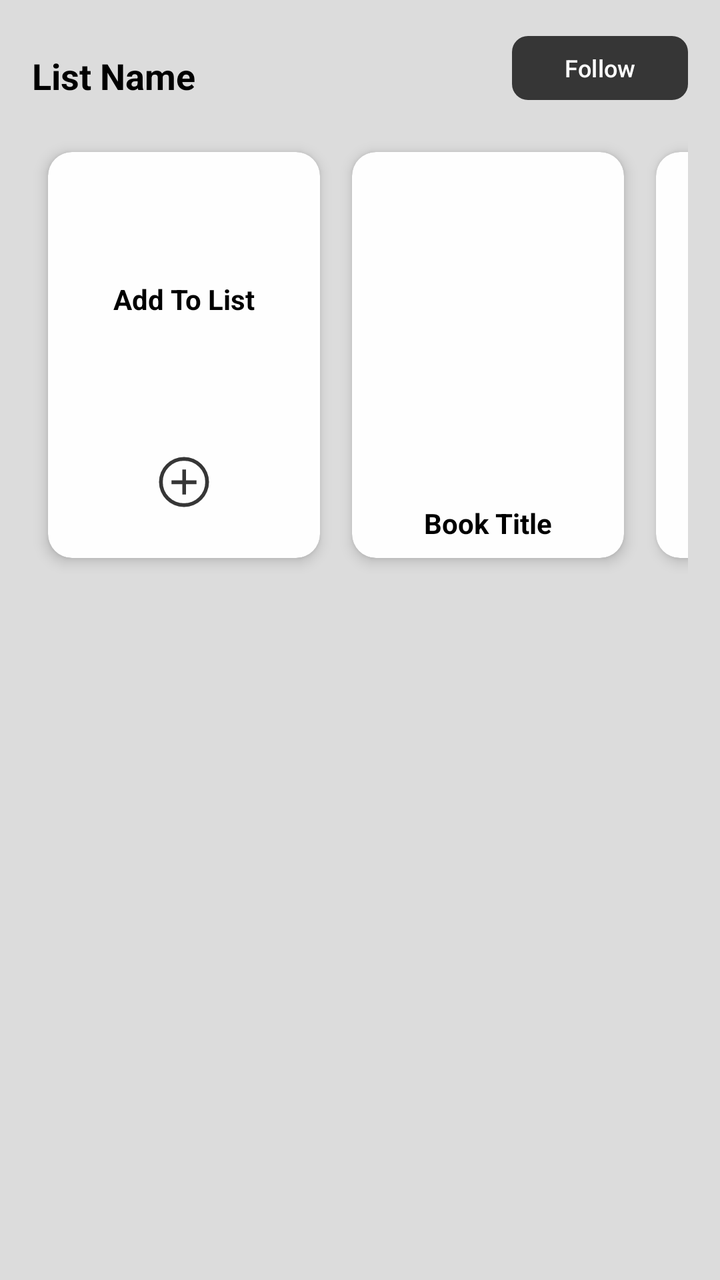
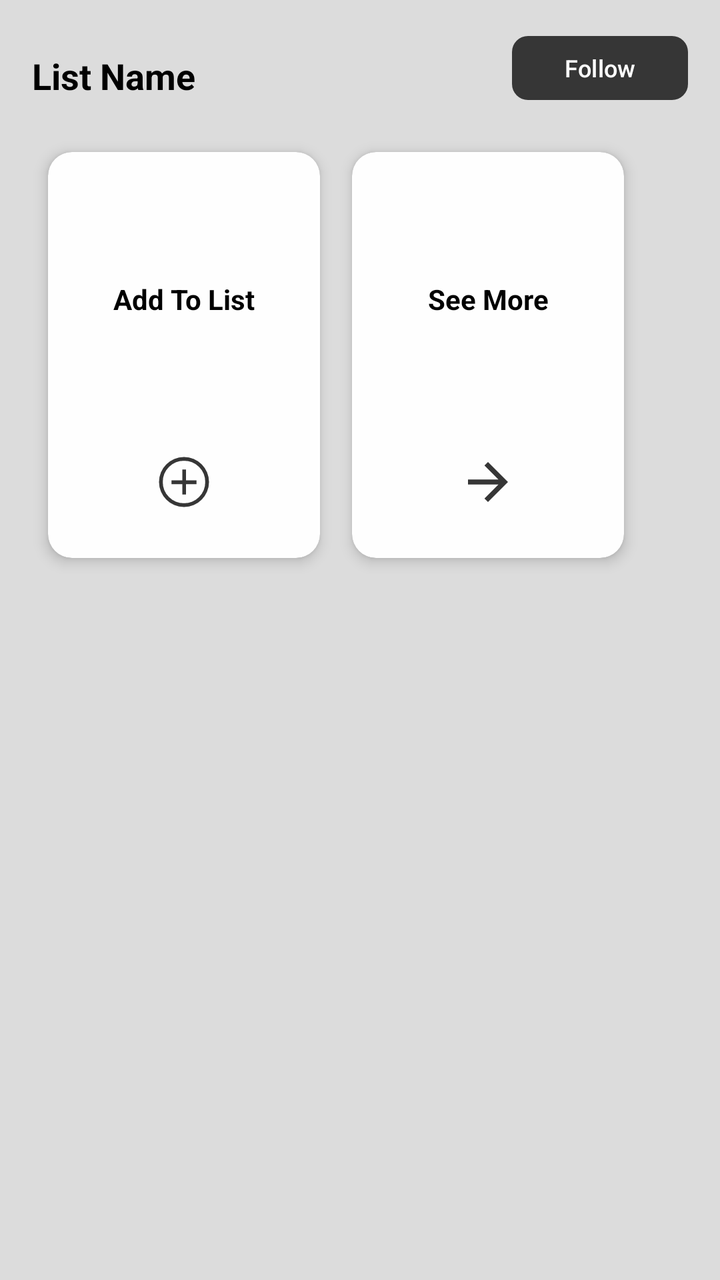

The first picture is an Android layout as it rendered before a commit; the second is the same layout after the commit. The layout source and the unified diff follow.
<!-- AndroidManifest.xml: application theme Theme.FrontendBook -->
<!-- res/layout/item_list_profile.xml -->
<?xml version="1.0" encoding="utf-8"?>
<LinearLayout xmlns:android="http://schemas.android.com/apk/res/android"
    xmlns:app="http://schemas.android.com/apk/res-auto"
    android:layout_width="match_parent"
    android:layout_height="wrap_content"
    android:orientation="vertical"
    android:padding="16dp"
    android:background="@color/boxes_background"
    android:minHeight="180dp">

    
    <LinearLayout
        android:layout_width="match_parent"
        android:layout_height="wrap_content"
        android:orientation="horizontal"
        android:gravity="center_vertical"
        android:layout_marginBottom="8dp">

        
        <TextView
            android:id="@+id/listTitle"
            android:layout_width="0dp"
            android:layout_height="wrap_content"
            android:layout_weight="1"
            android:text="List Name"
            android:textSize="18sp"
            android:textStyle="bold"
            android:textColor="@color/textPrimary" />

        
        <com.google.android.material.button.MaterialButton
            android:id="@+id/followButton"
            android:layout_width="wrap_content"
            android:layout_height="40dp"
            android:text="Follow"
            android:textSize="12sp"
            android:textColor="@color/white"
            app:cornerRadius="8dp"
            app:backgroundTint="@color/stars_rated"
            android:paddingHorizontal="16dp"
            android:layout_marginBottom="4dp"
            />

    </LinearLayout>

    
    <HorizontalScrollView
        android:layout_width="match_parent"
        android:layout_height="wrap_content"
        android:scrollbars="none">

        <LinearLayout
            android:layout_width="wrap_content"
            android:layout_height="wrap_content"
            android:orientation="horizontal"
            android:gravity="center_vertical">

            <include layout="@layout/add_to_list_card" />
            
            <include layout="@layout/item_book_grid" />
            <include layout="@layout/item_book_grid" />
            <include layout="@layout/item_book_grid" />
            <include layout="@layout/item_book_grid" />
            <include layout="@layout/item_book_grid" />
            <include layout="@layout/item_book_grid" />

            <include layout="@layout/see_more_card" />

        </LinearLayout>
    </HorizontalScrollView>
</LinearLayout>
<!-- res/layout/add_to_list_card.xml (included above) -->
<?xml version="1.0" encoding="utf-8"?>
<androidx.cardview.widget.CardView xmlns:android="http://schemas.android.com/apk/res/android"
    android:id="@+id/addCardView"
    xmlns:app="http://schemas.android.com/apk/res-auto"
    android:layout_width="wrap_content"
    android:layout_height="wrap_content"
    android:layout_margin="8dp"
    app:cardCornerRadius="12dp"
    app:cardElevation="4dp"
    app:cardBackgroundColor="@color/backgroundPrimary">

    <LinearLayout
        android:layout_width="match_parent"
        android:layout_height="wrap_content"
        android:orientation="vertical"
        android:gravity="center_horizontal"
        android:padding="8dp">




        <TextView
            android:id="@+id/addCardText"
            android:layout_width="120dp"
            android:layout_height="115dp"
            android:text="@string/add_to_list_label"
            android:textSize="14sp"
            android:textColor="@color/textPrimary"
            android:textStyle="bold"
            android:gravity="center"
            android:layout_marginTop="8dp" />

        
        <ImageView
            android:id="@+id/addPlus"
            android:layout_width="30dp"
            android:layout_height="60dp"
            android:layout_marginTop="4dp"
            android:layout_gravity="center"
            android:src="@drawable/add"
            android:contentDescription="@string/add_to_list_desc"
            app:tint="@color/textSecondary" />

    </LinearLayout>
</androidx.cardview.widget.CardView>
<!-- res/layout/item_book_grid.xml (included above) -->
<androidx.cardview.widget.CardView
    xmlns:android="http://schemas.android.com/apk/res/android"
    xmlns:card_view="http://schemas.android.com/apk/res-auto"
    android:layout_width="wrap_content"
    android:layout_height="wrap_content"
    android:layout_margin="8dp"
    card_view:cardCornerRadius="12dp"
    card_view:cardElevation="4dp"
    card_view:cardBackgroundColor="@color/backgroundPrimary">

    <LinearLayout
        android:layout_width="match_parent"
        android:layout_height="wrap_content"
        android:orientation="vertical"
        android:padding="8dp"
        android:gravity="center_horizontal">

        <ImageView
            android:id="@+id/bookImage"
            android:layout_width="120dp"
            android:layout_height="160dp"
            android:scaleType="centerCrop" />

        <TextView
            android:id="@+id/bookTitle"
            android:layout_width="match_parent"
            android:layout_height="wrap_content"
            android:text="Book Title"
            android:textColor="@color/textPrimary"
            android:textSize="14sp"
            android:textStyle="bold"
            android:maxLines="2"
            android:ellipsize="end"
            android:gravity="center"
            android:layout_marginTop="8dp" />
    </LinearLayout>
</androidx.cardview.widget.CardView>
<!-- res/layout/see_more_card.xml (included above) -->
<?xml version="1.0" encoding="utf-8"?>
<androidx.cardview.widget.CardView xmlns:android="http://schemas.android.com/apk/res/android"
    xmlns:app="http://schemas.android.com/apk/res-auto"
    android:layout_width="wrap_content"
    android:layout_height="wrap_content"
    android:layout_margin="8dp"
    app:cardCornerRadius="12dp"
    app:cardElevation="4dp"
    app:cardBackgroundColor="@color/backgroundPrimary">

    <LinearLayout
        android:layout_width="match_parent"
        android:layout_height="wrap_content"
        android:orientation="vertical"
        android:gravity="center_horizontal"
        android:padding="8dp">



        
        <TextView
            android:id="@+id/seeAllText"
            android:layout_width="120dp"
            android:layout_height="115dp"
            android:text="@string/see_more_label"
            android:textSize="14sp"
            android:textColor="@color/textPrimary"
            android:textStyle="bold"
            android:gravity="center"
            android:layout_marginTop="8dp" />

        
        <ImageView
            android:id="@+id/seeAllArrow"
            android:layout_width="30dp"
            android:layout_height="60dp"
            android:layout_marginTop="4dp"
            android:layout_gravity="center"
            android:src="@drawable/ic_baseline_arrow_forward_24"
            android:contentDescription="@string/see_more_desc"
            app:tint="@color/textSecondary" />

    </LinearLayout>
</androidx.cardview.widget.CardView>
<!-- resources referenced by this layout -->
<resources>
  <color name="backgroundPrimary">#FEFEFE</color>
  <color name="boxes_background">#DCDCDC</color>
  <color name="stars_rated">#363636</color>
  <color name="textPrimary">#000000</color>
  <color name="textSecondary">#363636</color>
  <color name="white">#FFFFFF</color>
  <!-- drawable add (drawable) -->
  <vector xmlns:android="http://schemas.android.com/apk/res/android"
  
      android:width="48dp"
      android:height="48dp"
      android:viewportWidth="960"
      android:viewportHeight="960">
    <path
        android:pathData="M453,680h60v-166h167v-60L513,454v-174h-60v174L280,454v60h173v166ZM480.27,880q-82.74,0 -155.5,-31.5Q252,817 197.5,762.5t-86,-127.34Q80,562.32 80,479.5t31.5,-155.66Q143,251 197.5,197t127.34,-85.5Q397.68,80 480.5,80t155.66,31.5Q709,143 763,197t85.5,127Q880,397 880,479.73q0,82.74 -31.5,155.5Q817,708 763,762.32q-54,54.31 -127,86Q563,880 480.27,880ZM480.5,820Q622,820 721,720.5t99,-241Q820,338 721.19,239T480,140q-141,0 -240.5,98.81T140,480q0,141 99.5,240.5t241,99.5ZM480,480Z"
        android:fillColor="?attr/colorControlNormal"/>
  </vector>
  <!-- drawable ic_baseline_arrow_forward_24 (drawable) -->
  <vector xmlns:android="http://schemas.android.com/apk/res/android" android:autoMirrored="true" android:height="24dp" android:tint="#000000" android:viewportHeight="24" android:viewportWidth="24" android:width="24dp">
        
      <path android:fillColor="@android:color/white" android:pathData="M12,4l-1.41,1.41L16.17,11H4v2h12.17l-5.58,5.59L12,20l8,-8z"/>
      
  </vector>
  <string name="add_to_list_desc">Add To List</string>
  <string name="add_to_list_label">Add To List</string>
  <string name="see_more_desc">See More</string>
  <string name="see_more_label">See More</string>
  <style name="Theme.FrontendBook" parent="Base.Theme.FrontendBook" />
  <style name="Base.Theme.FrontendBook" parent="Theme.Material3.DayNight.NoActionBar">
  
          <item name="colorPrimary">@color/backgroundPrimary</item>
          <item name="colorPrimaryVariant">@color/backgroundSecondary</item>
          <item name="colorOnPrimary">@color/black</item>
          <item name="colorSecondary">@color/black</item>
          <item name="colorOutline">@color/line</item>
          <item name="colorControlHighlight">@android:color/transparent</item>
  
      </style>
  <color name="backgroundSecondary">#D9D9D9</color>
  <color name="black">#000000</color>
  <color name="line">#D9D9D9</color>
</resources>

<!-- the commit's change to res/layout/item_list_profile.xml (unified diff, before → after) -->
@@ -16,7 +16,6 @@
         android:gravity="center_vertical"
         android:layout_marginBottom="8dp">
 
-        
         <TextView
             android:id="@+id/listTitle"
             android:layout_width="0dp"
@@ -27,7 +26,6 @@
             android:textStyle="bold"
             android:textColor="@color/textPrimary" />
 
-        
         <com.google.android.material.button.MaterialButton
             android:id="@+id/followButton"
             android:layout_width="wrap_content"
@@ -38,34 +36,30 @@
             app:cornerRadius="8dp"
             app:backgroundTint="@color/stars_rated"
             android:paddingHorizontal="16dp"
-            android:layout_marginBottom="4dp"
-            />
-
+            android:layout_marginBottom="4dp" />
     </LinearLayout>
 
     
     <HorizontalScrollView
         android:layout_width="match_parent"
         android:layout_height="wrap_content"
-        android:scrollbars="none">
+        android:scrollbars="none"
+        android:overScrollMode="never">
 
         <LinearLayout
+            android:id="@+id/bookContainer"
             android:layout_width="wrap_content"
             android:layout_height="wrap_content"
             android:orientation="horizontal"
             android:gravity="center_vertical">
 
+            
             <include layout="@layout/add_to_list_card" />
+
             
-            <include layout="@layout/item_book_grid" />
-            <include layout="@layout/item_book_grid" />
-            <include layout="@layout/item_book_grid" />
-            <include layout="@layout/item_book_grid" />
-            <include layout="@layout/item_book_grid" />
-            <include layout="@layout/item_book_grid" />
 
+            
             <include layout="@layout/see_more_card" />
-
         </LinearLayout>
     </HorizontalScrollView>
 </LinearLayout>
@@ -115,44 +109,6 @@
 
     </LinearLayout>
 </androidx.cardview.widget.CardView>
-<!-- res/layout/item_book_grid.xml (included above) -->
-<androidx.cardview.widget.CardView
-    xmlns:android="http://schemas.android.com/apk/res/android"
-    xmlns:card_view="http://schemas.android.com/apk/res-auto"
-    android:layout_width="wrap_content"
-    android:layout_height="wrap_content"
-    android:layout_margin="8dp"
-    card_view:cardCornerRadius="12dp"
-    card_view:cardElevation="4dp"
-    card_view:cardBackgroundColor="@color/backgroundPrimary">
-
-    <LinearLayout
-        android:layout_width="match_parent"
-        android:layout_height="wrap_content"
-        android:orientation="vertical"
-        android:padding="8dp"
-        android:gravity="center_horizontal">
-
-        <ImageView
-            android:id="@+id/bookImage"
-            android:layout_width="120dp"
-            android:layout_height="160dp"
-            android:scaleType="centerCrop" />
-
-        <TextView
-            android:id="@+id/bookTitle"
-            android:layout_width="match_parent"
-            android:layout_height="wrap_content"
-            android:text="Book Title"
-            android:textColor="@color/textPrimary"
-            android:textSize="14sp"
-            android:textStyle="bold"
-            android:maxLines="2"
-            android:ellipsize="end"
-            android:gravity="center"
-            android:layout_marginTop="8dp" />
-    </LinearLayout>
-</androidx.cardview.widget.CardView>
 <!-- res/layout/see_more_card.xml (included above) -->
 <?xml version="1.0" encoding="utf-8"?>
 <androidx.cardview.widget.CardView xmlns:android="http://schemas.android.com/apk/res/android"
